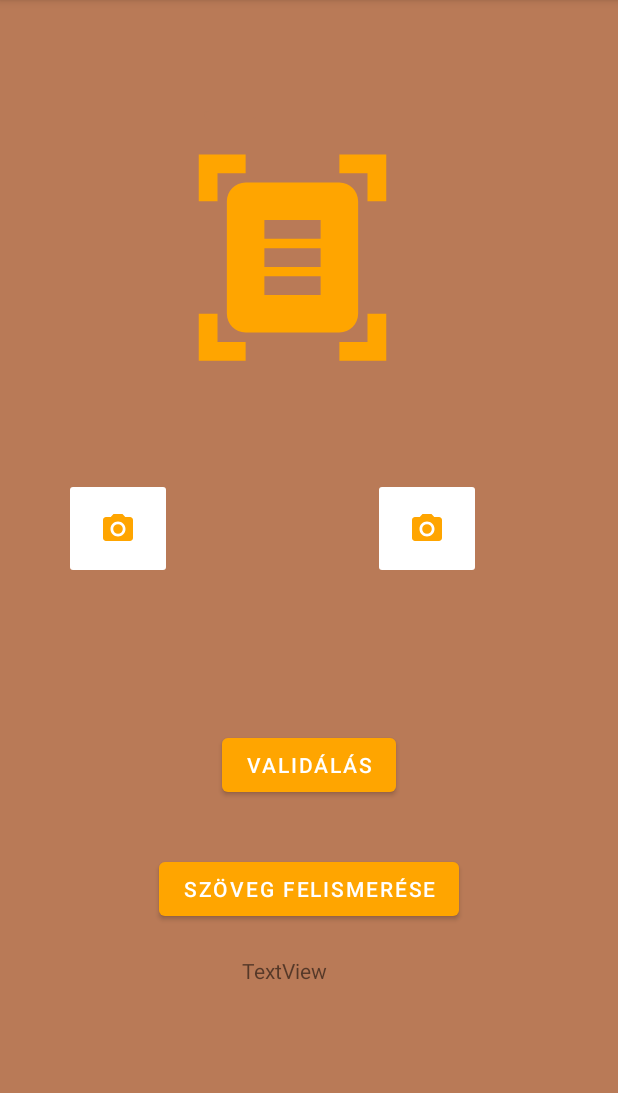
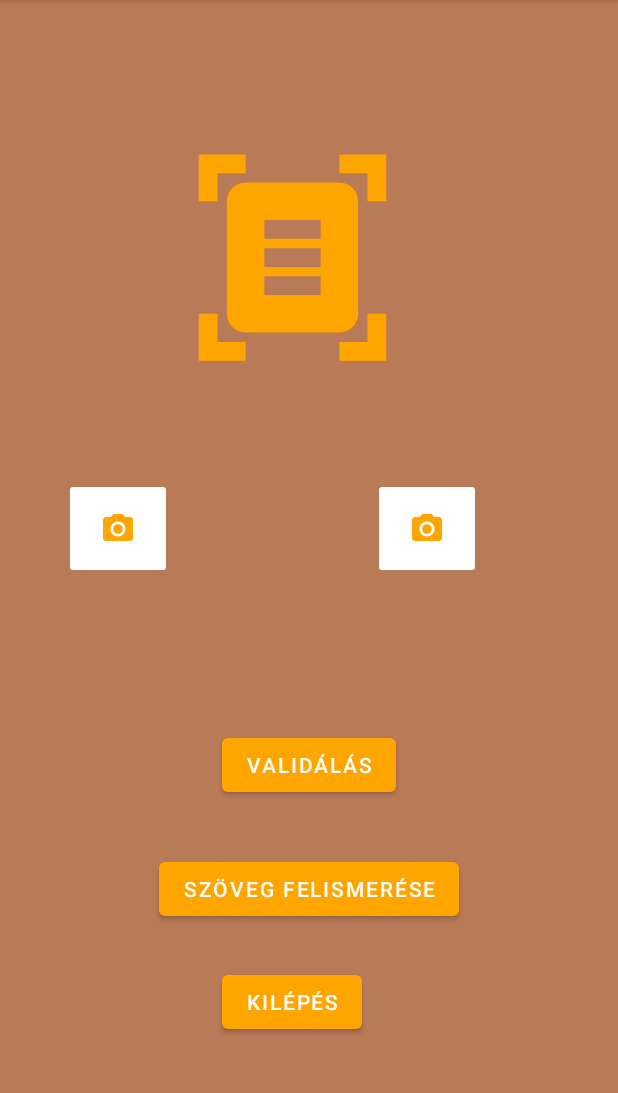
Before and after one commit to TorokMarcell/Szakdoga, an Android app: the MainActivity screen opened directly, with no data from a screen before it, on a phone screen of 412 x 824 dp, the part 84-1177 px from its top. Run offline under Robolectric (Android 15) with nearby library versions, the phone set to English and light mode, and no system bars; libraries missing offline, so code that uses them is left out: com.google.mlkit.vision, org.tensorflow.lite; 1 statement that could not run was skipped.

Commit message:
Kilépés gomb hozzáadása illetve végső változata a login activitynek.

```diff
--- a/app/src/main/java/com/example/szakdoghozkell/MainActivity.java
+++ b/app/src/main/java/com/example/szakdoghozkell/MainActivity.java
@@ -49,6 +49,8 @@ public class MainActivity extends AppCompatActivity {
     Button predictButton;
     ImageButton imageButton;
 
+    Button exitButton;
+
     Button textRecognitionButton;
     TextView textView;
 
@@ -91,6 +93,16 @@ public class MainActivity extends AppCompatActivity {
         textRecognitionButton = findViewById(R.id.textRecogniton);
         textRecognizer = TextRecognition.getClient(TextRecognizerOptions.DEFAULT_OPTIONS);
         databaseHelper= new DatabaseHelper(this);
+        exitButton = findViewById(R.id.exitbutton);
+
+        exitButton.setOnClickListener(new View.OnClickListener() {
+            @Override
+            public void onClick(View v) {
+                Intent intent = new Intent(MainActivity.this, LgoinActivity.class);
+                startActivity(intent);
+            }
+        });
+
 
         imageButton.setOnClickListener(new View.OnClickListener() {
             @Override
@@ -143,7 +155,7 @@ public class MainActivity extends AppCompatActivity {
                     result = (String) textView.getText();
                     model.close();
                 } catch (IOException e) {
-                    // TODO Handle the exception
+                    Toast.makeText(MainActivity.this, "NAONEMjó", Toast.LENGTH_SHORT).show();
                 }
 
             }
--- a/app/src/main/res/layout/activity_main.xml
+++ b/app/src/main/res/layout/activity_main.xml
@@ -78,15 +78,18 @@
         app:layout_constraintTop_toBottomOf="@+id/textView"
         app:layout_constraintVertical_bias="0.182" />
 
-    <TextView
-        android:id="@+id/textView2"
-        android:layout_width="90dp"
-        android:layout_height="36dp"
-        android:layout_marginTop="8dp"
-        android:text="TextView"
+    <Button
+        android:id="@+id/exitbutton"
+        android:layout_width="wrap_content"
+        android:layout_height="wrap_content"
+        android:layout_marginTop="40dp"
+        android:text="Kilépés"
         app:layout_constraintBottom_toBottomOf="parent"
         app:layout_constraintEnd_toEndOf="parent"
+        app:layout_constraintHorizontal_bias="0.465"
         app:layout_constraintStart_toStartOf="parent"
-        app:layout_constraintTop_toBottomOf="@+id/predictbutton" />
+        app:layout_constraintTop_toBottomOf="@+id/textView"
+        app:layout_constraintVertical_bias="0.735" />
+
 
 </androidx.constraintlayout.widget.ConstraintLayout>
```
Also changed, not shown: app/src/main/java/com/example/szakdoghozkell/DatabaseHelper.java (+9 -0 lines), app/src/main/java/com/example/szakdoghozkell/LgoinActivity.java (+11 -3 lines).
